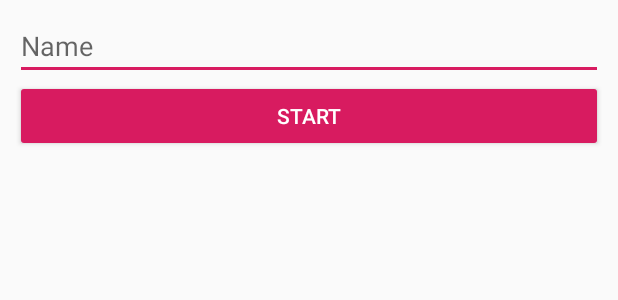
After one commit to antesberger/eyetracking-chatting-task, an Android app: the layout startscreen.xml on its own in the app's theme, with its tools: preview values and no code run, on a phone screen of 412 x 824 dp. The commit adds this screen. Shown: the top 300 px of the screen. Run offline under Robolectric (Android 15) with nearby library versions, the phone set to English and light mode, and no system bars.

Commit message:
adding uniform startscreen, changed auth, added hasEyetrackingStarted

```diff
--- a/app/src/main/AndroidManifest.xml
+++ b/app/src/main/AndroidManifest.xml
@@ -8,7 +8,8 @@
         android:label="@string/app_name"
         android:supportsRtl="true"
         android:theme="@style/AppTheme">
-        <activity android:name="com.google.firebase.codelab.eyetrackingchat.MainActivity">
+        <activity android:name=".MainActivity"></activity>
+        <activity android:name=".StartScreen">
             <intent-filter>
                 <action android:name="android.intent.action.MAIN" />
 
@@ -16,6 +17,9 @@
             </intent-filter>
         </activity>
 
+        <meta-data
+            android:name="io.fabric.ApiKey"
+            android:value="211aa0bba505d8e46490039c3952dbfa1df47b21" />
     </application>
 
 </manifest>
--- /dev/null
+++ b/app/src/main/res/layout/startscreen.xml
@@ -0,0 +1,31 @@
+<?xml version="1.0" encoding="utf-8"?>
+
+<LinearLayout xmlns:android="http://schemas.android.com/apk/res/android"
+    android:id="@+id/start_screen"
+    android:layout_width="match_parent"
+    android:layout_height="match_parent"
+    android:orientation="vertical">
+
+    <EditText
+        android:id="@+id/editText"
+        android:layout_width="match_parent"
+        android:layout_height="wrap_content"
+        android:layout_marginTop="8dp"
+        android:layout_marginLeft="10dp"
+        android:layout_marginRight="10dp"
+        android:ems="10"
+        android:inputType="textPersonName"
+        android:importantForAutofill="no"
+        android:labelFor="@id/editText"
+        android:hint="Name"/>
+
+    <Button
+        android:id="@+id/button"
+        android:layout_width="match_parent"
+        android:layout_height="wrap_content"
+        android:layout_marginLeft="10dp"
+        android:layout_marginRight="10dp"
+        android:layout_marginBottom="8dp"
+        android:text="@string/start"></Button>
+
+</LinearLayout>
--- a/app/src/main/res/menu/main_menu.xml
+++ b/app/src/main/res/menu/main_menu.xml
@@ -1,6 +1,11 @@
 <?xml version="1.0" encoding="utf-8"?>
 <menu xmlns:android="http://schemas.android.com/apk/res/android"
       xmlns:app="http://schemas.android.com/apk/res-auto">
+    <item
+        android:id="@+id/task_done_menu"
+        android:title="@string/task_done"
+        app:showAsAction="never"/>
+
     <item
         android:id="@+id/sign_out_menu"
         android:title="@string/sign_out"
--- a/app/src/main/res/values/strings.xml
+++ b/app/src/main/res/values/strings.xml
@@ -8,8 +8,11 @@
     <string name="invitation_cta">Call to action</string>
     <string name="invitation_title">Friendly Chat Invite</string>
     <string name="sign_in">Sign In</string>
-    <string name="sign_up">Sign Up</string>
+    <string name="sign_up">Account owner</string>
     <string name="fresh_config">Fresh Config</string>
     <string name="cause_crash">Cause Crash</string>
     <string name="banner_ad_unit_id" translatable="false">ca-app-pub-3940256099942544/6300978111</string>
+    <string name="start">Start</string>
+    <string name="name">Name</string>
+    <string name="task_done">Task done</string>
 </resources>
```
Also changed, not shown: app/build.gradle (+24 -1 lines), app/src/main/java/com/google/firebase/codelab/eyetrackingchat/MainActivity.java (+53 -20 lines), app/src/main/java/com/google/firebase/codelab/eyetrackingchat/StartScreen.java (added, +60 -0 lines), 7 other files.
